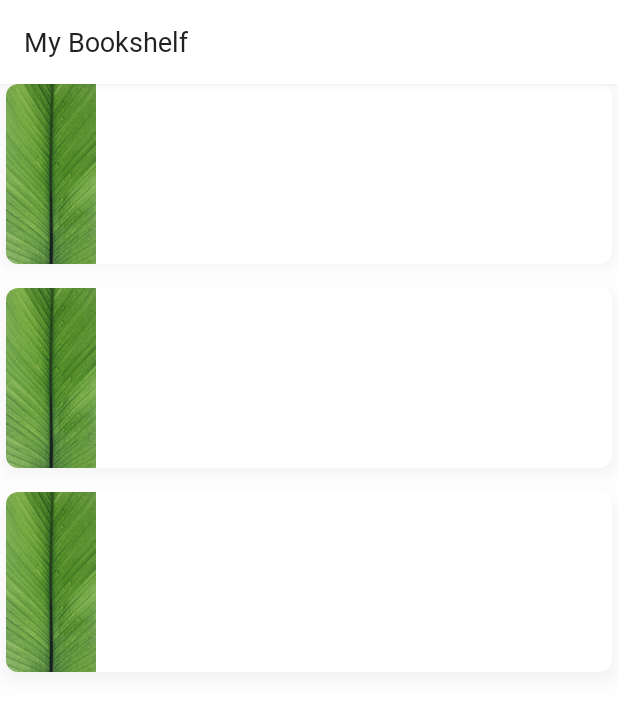
After one commit to AppNyang/Leaf-Bookshelf, an Android app: the layout activity_bookshelf.xml on its own in the app's theme, with its tools: preview values and no code run, on a phone screen of 412 x 824 dp. The commit adds this screen. Shown: the top 711 px of the screen. Run offline under Robolectric (Android 15) with nearby library versions, the phone set to English and light mode, and no system bars; Roboto replaces fonts that are not available here.

Commit message:
Create BookshelfActivity

```diff
--- a/app/src/main/AndroidManifest.xml
+++ b/app/src/main/AndroidManifest.xml
@@ -14,6 +14,9 @@
         android:roundIcon="@mipmap/ic_launcher_round"
         android:supportsRtl="true"
         android:theme="@style/AppTheme">
+        <activity
+            android:name=".view.bookshelf.activity.BookshelfActivity"
+            android:parentActivityName=".view.main.activity.MainActivity" />
         <activity
             android:name=".view.preference.activity.PreferenceActivity"
             android:parentActivityName=".view.main.activity.MainActivity" />
--- a/app/src/main/java/com/appnyang/leafbookshelf/di/Modules.kt
+++ b/app/src/main/java/com/appnyang/leafbookshelf/di/Modules.kt
@@ -5,6 +5,7 @@ import com.appnyang.leafbookshelf.data.model.AppDatabase
 import com.appnyang.leafbookshelf.data.repository.BookmarkRepository
 import com.appnyang.leafbookshelf.data.repository.HistoryRepository
 import com.appnyang.leafbookshelf.util.SharedPreferenceLiveData
+import com.appnyang.leafbookshelf.viewmodel.BookshelfViewModel
 import com.appnyang.leafbookshelf.viewmodel.MainViewModel
 import com.appnyang.leafbookshelf.viewmodel.PageViewModel
 import org.koin.android.ext.koin.androidApplication
@@ -24,6 +25,7 @@ import org.koin.dsl.module
 val viewModelModule: Module = module {
     viewModel { MainViewModel(get(), get()) }
     viewModel { PageViewModel(get(), get(), get(), get()) }
+    viewModel { BookshelfViewModel(get(), get()) }
 
     factory { BookmarkRepository(get()) }
     factory { HistoryRepository(get()) }
--- /dev/null
+++ b/app/src/main/res/layout/activity_bookshelf.xml
@@ -0,0 +1,42 @@
+<?xml version="1.0" encoding="utf-8"?>
+<layout xmlns:android="http://schemas.android.com/apk/res/android"
+    xmlns:app="http://schemas.android.com/apk/res-auto"
+    xmlns:tools="http://schemas.android.com/tools"
+    tools:context=".view.bookshelf.activity.BookshelfActivity">
+
+    <data>
+        <variable name="viewModel" type="com.appnyang.leafbookshelf.viewmodel.BookshelfViewModel" />
+    </data>
+
+    <androidx.constraintlayout.widget.ConstraintLayout
+        android:layout_width="match_parent"
+        android:layout_height="match_parent">
+
+        <com.google.android.material.appbar.MaterialToolbar
+            android:id="@+id/toolBar"
+            android:layout_width="match_parent"
+            android:layout_height="?attr/actionBarSize"
+            android:elevation="4dp"
+            android:background="@color/white"
+            app:layout_constraintTop_toTopOf="parent"
+            app:titleTextAppearance="@style/TextAppearance.ToolBarTitle.Collapsed"
+            app:title="@string/menu_my_bookshelf"
+            app:popupTheme="@style/Theme.MaterialComponents.Light" />
+
+        <androidx.core.widget.NestedScrollView
+            android:layout_width="match_parent"
+            android:layout_height="wrap_content"
+            app:layout_constraintTop_toBottomOf="@id/toolBar">
+
+            <androidx.recyclerview.widget.RecyclerView
+                android:id="@+id/recyclerHistories"
+                android:layout_width="match_parent"
+                android:layout_height="wrap_content"
+                app:histories="@{viewModel.histories}"
+                app:item_click_listener="@{viewModel.onHistoryClickListener}"
+                tools:listitem="@layout/layout_recent_file" />
+
+        </androidx.core.widget.NestedScrollView>
+
+    </androidx.constraintlayout.widget.ConstraintLayout>
+</layout>
--- a/app/src/main/res/values/styles.xml
+++ b/app/src/main/res/values/styles.xml
@@ -111,4 +111,10 @@
         <item name="android:textColor">@color/darkForest</item>
     </style>
 
+    <style name="TextAppearance.History.Title" parent="TextAppearance.AppCompat">
+        <item name="android:fontFamily">@font/nanum_square</item>
+        <item name="android:textSize">14sp</item>
+        <item name="android:textColor">@color/darkForest</item>
+    </style>
+
 </resources>
```
Also changed, not shown: app/src/main/java/com/appnyang/leafbookshelf/view/bookshelf/HistoryAdapter.kt (added, +41 -0 lines), app/src/main/java/com/appnyang/leafbookshelf/view/bookshelf/HistoryBindingAdapter.kt (added, +29 -0 lines), app/src/main/java/com/appnyang/leafbookshelf/view/bookshelf/activity/BookshelfActivity.kt (added, +42 -0 lines), app/src/main/java/com/appnyang/leafbookshelf/viewmodel/BookshelfViewModel.kt (added, +34 -0 lines), app/src/main/res/layout/layout_history.xml (added, +54 -0 lines).
